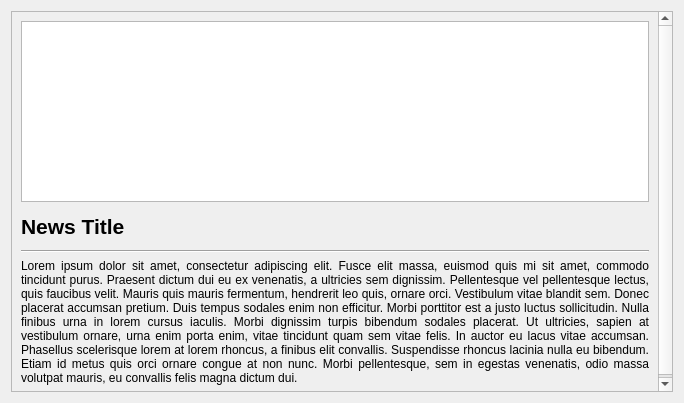
First picture: the form in informationwindownewsdetailed.ui, repository PeteCastle/SoftwareDesignCaseStudy, before the edit.
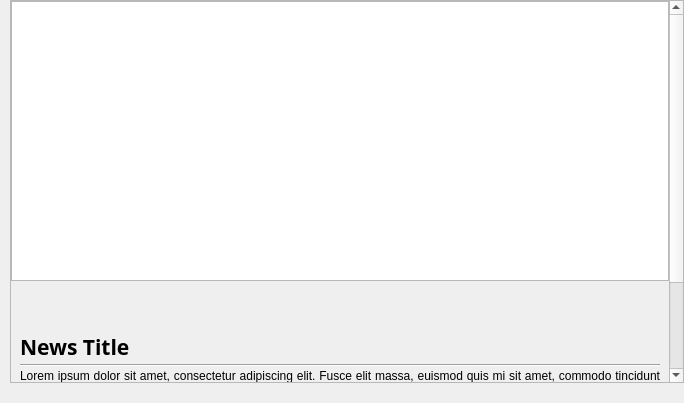
Second picture: the form after the edit.

The edit to the form file:
```diff
--- a/informationwindownewsdetailed.ui
+++ b/informationwindownewsdetailed.ui
@@ -13,9 +13,90 @@
   <property name="windowTitle">
    <string>Form</string>
   </property>
+  <property name="styleSheet">
+   <string notr="true">QLabel {
+
+border-top:0px solid rgba(213, 173, 18,0);
+color: rgb(255, 255, 255);
+font: bold 25px &quot;Heebo&quot;;
+
+
+}</string>
+  </property>
   <layout class="QVBoxLayout" name="verticalLayout">
+   <property name="leftMargin">
+    <number>10</number>
+   </property>
+   <property name="topMargin">
+    <number>0</number>
+   </property>
+   <property name="rightMargin">
+    <number>0</number>
+   </property>
+   <property name="bottomMargin">
+    <number>20</number>
+   </property>
    <item>
     <widget class="QScrollArea" name="scrollArea">
+     <property name="styleSheet">
+      <string notr="true">QScrollBar:vertical {
+border: none;
+	background-color: rgb(208, 244, 255);
+width: 14px;
+margin: 15px 0 15px 0;
+border-radius: 7px;
+}
+
+
+/* HANDLE BAR VERTICAL */
+QScrollBar::handle:vertical {
+	background-color: rgb(12, 12, 84);
+min-height: 30px;
+border-radius: 7px;
+}
+QScrollBar::handle:vertical:hover{
+background-color:rgb(28, 114, 206)
+}
+QScrollBar::handle:vertical:pressed {
+	background-color: rgb(8, 32, 59);
+}
+
+
+/* BTN TOP - SCROLLBAR */
+QScrollBar::sub-line:vertical {
+border: none;
+background-color: rgb(213, 173, 18);
+height: 15px;
+border-top-left-radius: 7px;
+border-top-right-radius: 7px;
+subcontrol-position: top;
+subcontrol-origin: margin;
+}
+QScrollBar::sub-line:vertical:hover {
+background-color: rgb(211, 213, 66);
+}
+QScrollBar::sub-line:vertical:pressed {
+	background-color: rgb(139, 111, 12);
+}
+
+
+/* BTN BOTTOM - SCROLLBAR */
+QScrollBar::add-line:vertical {
+border: none;
+background-color: rgb(213, 173, 18);
+height: 15px;
+border-bottom-left-radius: 7px;
+border-bottom-right-radius: 7px;
+subcontrol-position: bottom;
+subcontrol-origin: margin;
+}
+QScrollBar::add-line:vertical:hover {
+background-color: rgb(211, 213, 66);
+}
+QScrollBar::add-line:vertical:pressed {
+background-color: rgb(139, 111, 12);
+}</string>
+     </property>
      <property name="widgetResizable">
       <bool>true</bool>
      </property>
@@ -24,16 +105,43 @@
        <rect>
         <x>0</x>
         <y>0</y>
-        <width>650</width>
-        <height>443</height>
+        <width>658</width>
+        <height>610</height>
        </rect>
       </property>
-      <layout class="QVBoxLayout" name="verticalLayout_2" stretch="100,20,5,20">
+      <layout class="QVBoxLayout" name="verticalLayout_2" stretch="20,0,20">
+       <property name="spacing">
+        <number>2</number>
+       </property>
        <property name="sizeConstraint">
         <enum>QLayout::SetDefaultConstraint</enum>
        </property>
+       <property name="leftMargin">
+        <number>0</number>
+       </property>
+       <property name="topMargin">
+        <number>0</number>
+       </property>
+       <property name="rightMargin">
+        <number>0</number>
+       </property>
+       <property name="bottomMargin">
+        <number>0</number>
+       </property>
        <item>
         <widget class="QGraphicsView" name="NewsThumbnail">
+         <property name="sizePolicy">
+          <sizepolicy hsizetype="Expanding" vsizetype="Fixed">
+           <horstretch>0</horstretch>
+           <verstretch>0</verstretch>
+          </sizepolicy>
+         </property>
+         <property name="minimumSize">
+          <size>
+           <width>0</width>
+           <height>280</height>
+          </size>
+         </property>
          <property name="verticalScrollBarPolicy">
           <enum>Qt::ScrollBarAlwaysOff</enum>
          </property>
@@ -43,16 +151,59 @@
         </widget>
        </item>
        <item>
+        <spacer name="verticalSpacer">
+         <property name="orientation">
+          <enum>Qt::Vertical</enum>
+         </property>
+         <property name="sizeHint" stdset="0">
+          <size>
+           <width>20</width>
+           <height>40</height>
+          </size>
+         </property>
+        </spacer>
+       </item>
+       <item>
+        <layout class="QVBoxLayout" name="verticalLayout_3">
+         <property name="leftMargin">
+          <number>9</number>
+         </property>
+         <property name="topMargin">
+          <number>9</number>
+         </property>
+         <property name="rightMargin">
+          <number>9</number>
+         </property>
+         <property name="bottomMargin">
+          <number>9</number>
+         </property>
+         <item>
         <widget class="QLabel" name="NewsTitle">
          <property name="font">
           <font>
+             <family>Old English Text MT</family>
            <pointsize>16</pointsize>
+             <italic>false</italic>
            <bold>true</bold>
           </font>
          </property>
+           <property name="styleSheet">
+            <string notr="true">QLabel {
+
+
+border-top:0px solid rgba(213, 173, 18,0);
+color: rgb(0, 0, 0);
+font:bold  16pt &quot;Old English Text MT&quot;;
+
+
+}</string>
+           </property>
          <property name="text">
           <string>News Title</string>
          </property>
+           <property name="wordWrap">
+            <bool>true</bool>
+           </property>
          <property name="margin">
           <number>10</number>
          </property>
@@ -60,6 +211,13 @@
        </item>
        <item>
         <widget class="Line" name="line">
+           <property name="styleSheet">
+            <string notr="true">Line {
+
+	background-color: rgb(0, 0, 0);
+
+}</string>
+           </property>
          <property name="orientation">
           <enum>Qt::Horizontal</enum>
          </property>
@@ -67,6 +225,23 @@
        </item>
        <item>
         <widget class="QLabel" name="NewsContents">
+           <property name="sizePolicy">
+            <sizepolicy hsizetype="Preferred" vsizetype="Expanding">
+             <horstretch>0</horstretch>
+             <verstretch>0</verstretch>
+            </sizepolicy>
+           </property>
+           <property name="styleSheet">
+            <string notr="true">QLabel {
+
+
+border-top:0px solid rgba(213, 173, 18,0);
+color: rgb(0,0,0);
+font:  14px &quot;Helvetica&quot;;
+
+
+}</string>
+           </property>
          <property name="text">
           <string>Lorem ipsum dolor sit amet, consectetur adipiscing elit. Fusce elit massa, euismod quis mi sit amet, commodo tincidunt purus. Praesent dictum dui eu ex venenatis, a ultricies sem dignissim. Pellentesque vel pellentesque lectus, quis faucibus velit. Mauris quis mauris fermentum, hendrerit leo quis, ornare orci. Vestibulum vitae blandit sem. Donec placerat accumsan pretium. Duis tempus sodales enim non efficitur. Morbi porttitor est a justo luctus sollicitudin. Nulla finibus urna in lorem cursus iaculis. Morbi dignissim turpis bibendum sodales placerat. Ut ultricies, sapien at vestibulum ornare, urna enim porta enim, vitae tincidunt quam sem vitae felis. In auctor eu lacus vitae accumsan. Phasellus scelerisque lorem at lorem rhoncus, a finibus elit convallis. Suspendisse rhoncus lacinia nulla eu bibendum. Etiam id metus quis orci ornare congue at non nunc. Morbi pellentesque, sem in egestas venenatis, odio massa volutpat mauris, eu convallis felis magna dictum dui.</string>
          </property>
@@ -79,7 +254,12 @@
          <property name="margin">
           <number>10</number>
          </property>
-        </widget>
+           <property name="textInteractionFlags">
+            <set>Qt::LinksAccessibleByKeyboard|Qt::LinksAccessibleByMouse|Qt::TextBrowserInteraction|Qt::TextSelectableByKeyboard|Qt::TextSelectableByMouse</set>
+           </property>
+          </widget>
+         </item>
+        </layout>
        </item>
       </layout>
      </widget>
```
Lines whose indentation alone changed are shown as unchanged.
